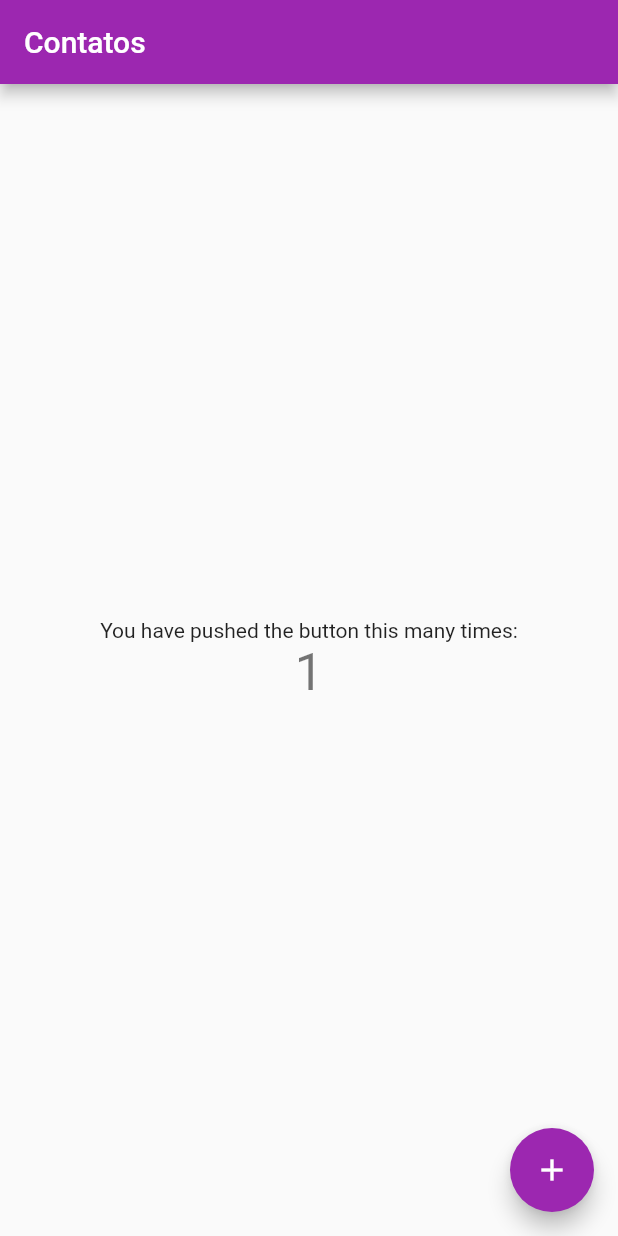
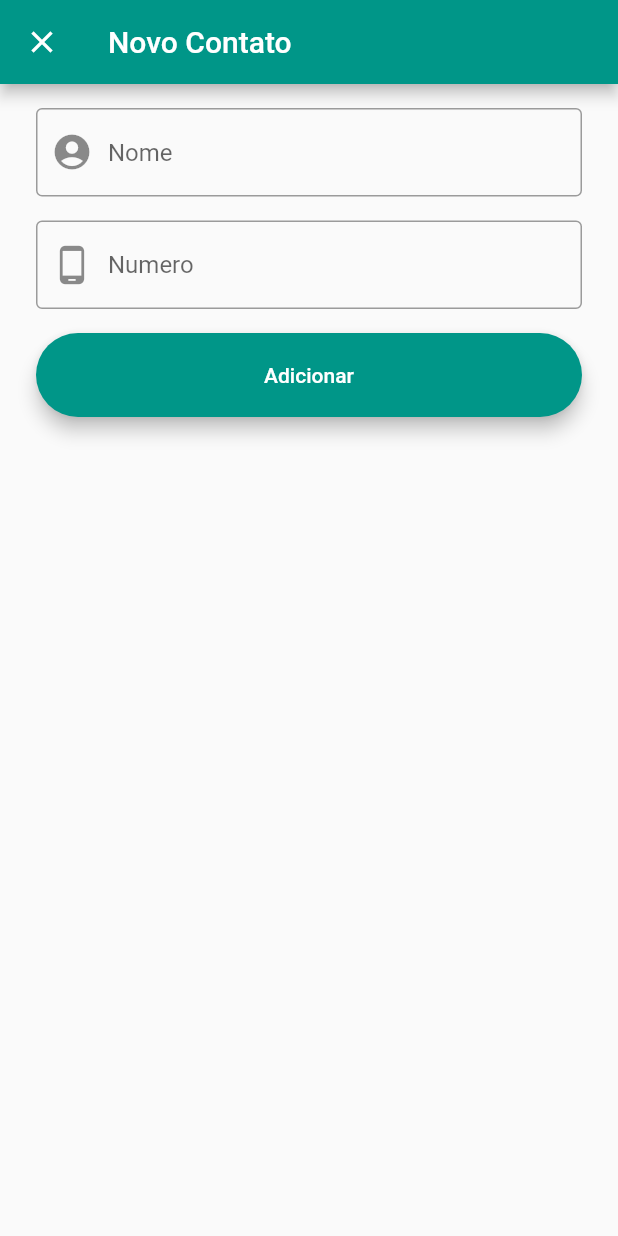
Before and after one commit to ricardobalbinot/projeto_flutter, a Flutter app: the screen it shows after launch, after a tap on the "add" icon, on a phone screen of 412 x 824 dp. Run offline on Flutter 3.47's test engine with Material 2 defaults, Android fonts, the phone set to English and light mode, and no system bars.

Commit message:
Corpo principal da aplicação (C/ erros ao salvar)

```diff
--- /dev/null
+++ b/lib/adicionar.dart
@@ -0,0 +1,115 @@
+import 'package:flutter/material.dart';
+import 'package:flutter/services.dart';
+import 'package:projeto_flutter/main.dart';
+import 'package:projeto_flutter/models/contato.dart';
+
+class TelaAdicionar extends StatefulWidget {
+  Contato contato;
+  MyHomePageState state;
+
+  TelaAdicionar({this.contato, this.state});
+
+  @override
+  TelaAdicionarState createState() => new TelaAdicionarState();
+}
+
+class TelaAdicionarState extends State<TelaAdicionar> {
+  String numero;
+  String nome;
+
+  @override
+  void initState() {
+    super.initState();
+
+    if (widget.contato != null) {
+      this.numero = widget.contato.numero;
+      this.nome = widget.contato.nome;
+    }
+  }
+
+  @override
+  Widget build(BuildContext context) {
+    return new Scaffold(
+      appBar: new AppBar(
+        automaticallyImplyLeading: true,
+        title: widget.contato != null
+            ? Text('Editando Contato')
+            : Text('Novo Contato'),
+        backgroundColor: Colors.teal,
+      ),
+      body: Container(
+        height: double.infinity,
+        width: double.infinity,
+        padding: EdgeInsets.only(top: 16, left: 24, right: 24),
+        child: Form(
+          child: Column(
+            children: <Widget>[
+              TextFormField(
+                onChanged: (value) {
+                  this.nome = value;
+                },
+                decoration: InputDecoration(
+                  border: OutlineInputBorder(),
+                  hintText: 'Nome',
+                  prefixIcon: Icon(
+                    Icons.account_circle,
+                    size: 28,
+                  ),
+                ),
+                initialValue:
+                    widget.contato != null ? widget.contato.nome : null,
+              ),
+              Padding(padding: EdgeInsets.only(top: 16)),
+              TextFormField(
+                keyboardType: TextInputType.phone,
+                onChanged: (value) {
+                  this.numero = value;
+                },
+                decoration: InputDecoration(
+                  border: OutlineInputBorder(),
+                  hintText: 'Numero',
+                  prefixIcon: Icon(
+                    Icons.phone_android,
+                    size: 28,
+                  ),
+                ),
+                inputFormatters: <TextInputFormatter>[
+                  WhitelistingTextInputFormatter.digitsOnly
+                ],
+                // On,
+                initialValue: widget.contato != null
+                    ? widget.contato.numero.toString()
+                    : null,
+              ),
+              Padding(padding: EdgeInsets.only(top: 16)),
+              MaterialButton(
+                child: Text('Adicionar'),
+                minWidth: double.infinity,
+                colorBrightness: Brightness.dark,
+                padding: EdgeInsets.all(20.0),
+                color: Colors.teal,
+                elevation: 5,
+                splashColor: Colors.tealAccent,
+                shape: StadiumBorder(),
+                onPressed: () {
+                  if (widget.contato != null) {
+                    widget.state.setState(() {
+                      widget.state.allContatos.remove(widget.contato);
+                    });
+                  }
+
+                  widget.state.setState(() {
+                    widget.state.allContatos
+                        .add(Contato(nome: this.nome, numero: this.numero));
+                  });
+                  // widget.state.allContatos.add(novoContato);
+                  Navigator.pop(context);
+                },
+              )
+            ],
+          ),
+        ),
+      ),
+    );
+  }
+}
--- a/lib/main.dart
+++ b/lib/main.dart
@@ -1,61 +1,132 @@
+import 'dart:async';
+
 import 'package:flutter/material.dart';
+import 'package:projeto_flutter/adicionar.dart';
+import 'package:projeto_flutter/models/contato.dart';
+import 'package:projeto_flutter/pesquisa.dart';
 
-void main() => runApp(MyApp());
+void main() => runApp(new MyApp());
 
 class MyApp extends StatelessWidget {
+  // This widget is the root of your application.
   @override
   Widget build(BuildContext context) {
-    return MaterialApp(
-      theme: ThemeData(
-        primarySwatch: Colors.purple,
+    return new MaterialApp(
+      title: 'Flutter Demo',
+      theme: new ThemeData(
+        primarySwatch: Colors.blue,
       ),
-      home: MyHomePage(),
+      home: new MyHomePage(title: 'Lista de Contatos'),
     );
   }
 }
 
 class MyHomePage extends StatefulWidget {
+  MyHomePage({Key key, this.title}) : super(key: key);
+
+  final String title;
+  final String reloadLabel = 'Reload!';
+  final String fireLabel = 'Fire in the hole!';
+  final Color floatingButtonColor = Colors.teal;
+  final IconData reloadIcon = Icons.refresh;
+  final IconData fireIcon = Icons.add;
+
   @override
-  _MyHomePageState createState() => _MyHomePageState();
+  MyHomePageState createState() => new MyHomePageState(
+        floatingButtonLabel: this.fireLabel,
+        icon: this.fireIcon,
+        floatingButtonColor: this.floatingButtonColor,
+      );
 }
 
-class _MyHomePageState extends State<MyHomePage> {
-  int _counter = 0;
+class MyHomePageState extends State<MyHomePage> {
+  List<Contato> uiCustomContatos;
+  List<Contato> allContatos;
+  String floatingButtonLabel;
+  Color floatingButtonColor;
+  IconData icon;
 
-  void _addContato() {
-    setState(() {
-      _counter++;
-    });
+  MyHomePageState({
+    this.floatingButtonLabel,
+    this.icon,
+    this.floatingButtonColor,
+  });
+
+  @override
+  void initState() {
+    super.initState();
+    uiCustomContatos = List<Contato>();
+    allContatos = List<Contato>();
   }
 
   @override
   Widget build(BuildContext context) {
-
-    return Scaffold(
-      appBar: AppBar(
-        title: Text('Contatos'),
+    return new Scaffold(
+      appBar: new AppBar(
+        title: new Text(widget.title),
+        backgroundColor: Colors.teal,
       ),
-
-      body: Center(
-        child: Column(
-          mainAxisAlignment: MainAxisAlignment.center,
-          children: <Widget>[
-            Text(
-              'You have pushed the button this many times:',
-            ),
-            Text(
-              '$_counter',
-              style: Theme.of(context).textTheme.display1,
-            ),
-          ],
-        ),
-      ),
-
-      floatingActionButton: FloatingActionButton(
-        onPressed: _addContato,
-        tooltip: 'Increment',
+      body: getBody(),
+      floatingActionButton: new FloatingActionButton(
+        backgroundColor: floatingButtonColor,
+        onPressed: () {
+          openScreen(this);
+        },
         child: Icon(Icons.add),
       ),
     );
   }
+
+  Widget getBody() {
+    return Column(
+      children: <Widget>[
+        RelatorioSearch(this),
+        Expanded(
+          flex: 1,
+          child: Container(
+            child: ListView.builder(
+              itemCount: uiCustomContatos?.length,
+              itemBuilder: (BuildContext context, int index) {
+                Contato _contato = uiCustomContatos[index];
+                return _buildList(_contato);
+              },
+            ),
+          ),
+        ),
+      ],
+    );
+  }
+
+  ListTile _buildList(Contato c) {
+    return ListTile(
+      title: Text(c.nome ?? ""),
+      subtitle: Text(c.numero ?? ""),
+      leading: new CircleAvatar(
+          backgroundColor: Colors.teal, child: Icon(Icons.phone_android)),
+      trailing: Container(
+        width: 80,
+        child: Row(
+          children: <Widget>[
+            Icon(Icons.phone_in_talk),
+            Padding(padding: EdgeInsets.only(left: 16)),
+            Icon(Icons.message),
+          ],
+        ),
+      ),
+      onTap: () {
+        openScreen(this, contato: c);
+      },
+    );
+  }
+
+  void openScreen(MyHomePageState myHomePageState, {Contato contato}) {
+    Navigator.of(context).push(new MaterialPageRoute<Null>(
+      builder: (
+        BuildContext context,
+      ) {
+        return TelaAdicionar(contato: contato, state: myHomePageState);
+      },
+      fullscreenDialog: true,
+    ));
+  }
 }
--- a/lib/models/contato.dart
+++ b/lib/models/contato.dart
@@ -1,15 +1,6 @@
 class Contato {
   String nome;
+  String numero;
 
-  Contato({this.nome});
-
-  Contato.fromJson(Map<String, dynamic> json) {
-    nome = json['nome'];
-  }
-
-  Map<String, dynamic> toJson() {
-    final Map<String, dynamic> data = new Map<String, dynamic>();
-    data['nome'] = this.nome;
-    return data;
-  }
+  Contato({this.nome, this.numero});
 }
--- /dev/null
+++ b/lib/pesquisa.dart
@@ -0,0 +1,75 @@
+import 'package:flutter/cupertino.dart';
+import 'package:flutter/material.dart';
+import 'package:flutter/widgets.dart';
+import 'package:projeto_flutter/main.dart';
+
+class RelatorioSearch extends StatefulWidget {
+  MyHomePageState myHomePage;
+
+  RelatorioSearch(this.myHomePage);
+
+  @override
+  _RelatorioSearchState createState() => _RelatorioSearchState(myHomePage);
+}
+
+class _RelatorioSearchState extends State<RelatorioSearch> {
+  final TextEditingController fieldController = TextEditingController();
+  bool isLoading = false;
+  String search = '';
+  MyHomePageState myHomePage;
+
+  _RelatorioSearchState(this.myHomePage);
+
+  void onSubmitted(String v) async {
+    myHomePage.setState(() {
+      if (v == null || v.isEmpty) {
+        myHomePage.uiCustomContatos = myHomePage.allContatos;
+      } else {
+        myHomePage.uiCustomContatos = myHomePage.allContatos
+            .where((contato) =>
+                contato.nome.toLowerCase().contains(v.toLowerCase()))
+            .toList();
+      }
+    });
+  }
+
+  @override
+  Widget build(BuildContext context) {
+    if (fieldController.text.isEmpty) {
+      fieldController.text = search;
+    }
+
+    return ListTile(
+      leading: Icon(Icons.search),
+      title: TextFormField(
+        decoration: InputDecoration(
+          hintText: 'Pesquisar',
+          border: InputBorder.none,
+        ),
+        controller: fieldController,
+        onChanged: onSubmitted,
+      ),
+      trailing: searchInfo(context),
+    );
+  }
+
+  Widget searchInfo(BuildContext context) {
+    if (isLoading) {
+      return Container(
+        width: 20,
+        height: 20,
+        child: CircularProgressIndicator(
+            backgroundColor: Theme.of(context).primaryColor),
+      );
+    } else if (search.isNotEmpty) {
+      return IconButton(
+        icon: Icon(Icons.clear),
+        onPressed: () {
+          fieldController.text = '';
+        },
+      );
+    }
+
+    return null;
+  }
+}
```
Also changed, not shown: pubspec.lock.
